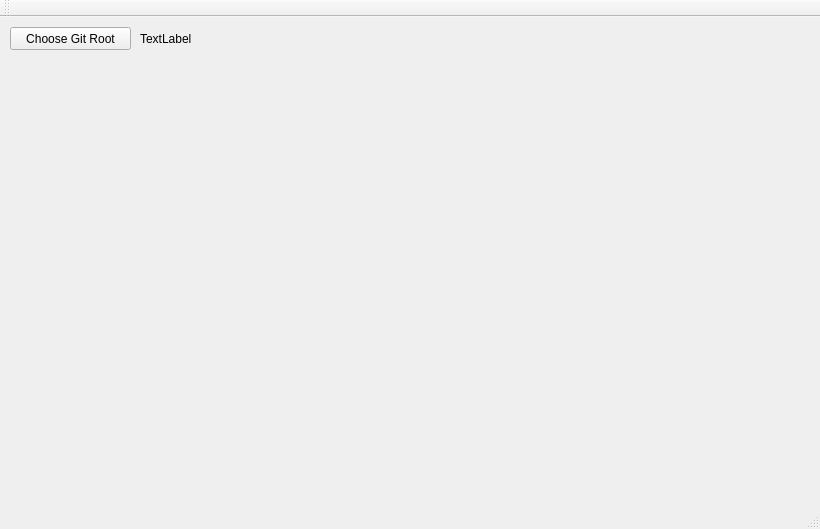
The window that mainwindow.ui (fsziegler/qt-git) describes before a commit, drawn with Qt 5.
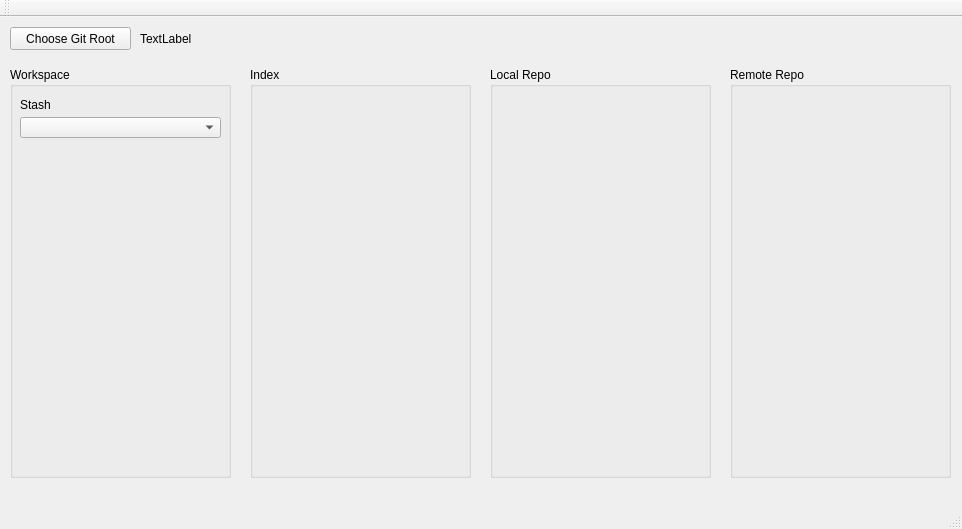
The same window after the commit.

Commit message: Setting main window title. Setting root directory name on screen on start-up. Populating stash list with test words. Added MainWindow::GetProcessResults() static method which can execute any command and return the results (e.g., for any git call). Added MainWindow::OnGitStatus() method that reads all the modified results of 'git status' using regex. Added UI group boxes for workspace, index, local repo, and remote repo. Added stash list box (loaded with dummy values). Enabled C++11 compiling support.

The edit to the form file:
```diff
--- a/mainwindow.ui
+++ b/mainwindow.ui
@@ -6,7 +6,7 @@
    <rect>
     <x>0</x>
     <y>0</y>
-    <width>820</width>
+    <width>962</width>
     <height>529</height>
    </rect>
   </property>
@@ -32,7 +32,7 @@
      <rect>
       <x>140</x>
       <y>14</y>
-      <width>671</width>
+      <width>811</width>
       <height>16</height>
      </rect>
     </property>
@@ -40,6 +40,133 @@
      <string>TextLabel</string>
     </property>
    </widget>
+   <widget class="QGroupBox" name="groupBox">
+    <property name="geometry">
+     <rect>
+      <x>10</x>
+      <y>50</y>
+      <width>221</width>
+      <height>411</height>
+     </rect>
+    </property>
+    <property name="title">
+     <string>Workspace</string>
+    </property>
+    <widget class="QGroupBox" name="groupBox_2">
+     <property name="geometry">
+      <rect>
+       <x>250</x>
+       <y>0</y>
+       <width>221</width>
+       <height>411</height>
+      </rect>
+     </property>
+     <property name="title">
+      <string>Workspace</string>
+     </property>
+    </widget>
+    <widget class="QComboBox" name="comboBox_stash">
+     <property name="geometry">
+      <rect>
+       <x>10</x>
+       <y>50</y>
+       <width>201</width>
+       <height>21</height>
+      </rect>
+     </property>
+    </widget>
+   </widget>
+   <widget class="QGroupBox" name="groupBox_3">
+    <property name="geometry">
+     <rect>
+      <x>250</x>
+      <y>50</y>
+      <width>221</width>
+      <height>411</height>
+     </rect>
+    </property>
+    <property name="title">
+     <string>Index</string>
+    </property>
+    <widget class="QGroupBox" name="groupBox_4">
+     <property name="geometry">
+      <rect>
+       <x>250</x>
+       <y>0</y>
+       <width>221</width>
+       <height>411</height>
+      </rect>
+     </property>
+     <property name="title">
+      <string>Workspace</string>
+     </property>
+    </widget>
+   </widget>
+   <widget class="QGroupBox" name="groupBox_5">
+    <property name="geometry">
+     <rect>
+      <x>490</x>
+      <y>50</y>
+      <width>221</width>
+      <height>411</height>
+     </rect>
+    </property>
+    <property name="title">
+     <string>Local Repo</string>
+    </property>
+    <widget class="QGroupBox" name="groupBox_6">
+     <property name="geometry">
+      <rect>
+       <x>250</x>
+       <y>0</y>
+       <width>221</width>
+       <height>411</height>
+      </rect>
+     </property>
+     <property name="title">
+      <string>Workspace</string>
+     </property>
+    </widget>
+   </widget>
+   <widget class="QGroupBox" name="groupBox_7">
+    <property name="geometry">
+     <rect>
+      <x>730</x>
+      <y>50</y>
+      <width>221</width>
+      <height>411</height>
+     </rect>
+    </property>
+    <property name="title">
+     <string>Remote Repo</string>
+    </property>
+    <widget class="QGroupBox" name="groupBox_8">
+     <property name="geometry">
+      <rect>
+       <x>250</x>
+       <y>0</y>
+       <width>221</width>
+       <height>411</height>
+      </rect>
+     </property>
+     <property name="title">
+      <string>Workspace</string>
+     </property>
+    </widget>
+   </widget>
+   <widget class="QLabel" name="label">
+    <property name="geometry">
+     <rect>
+      <x>20</x>
+      <y>80</y>
+      <width>191</width>
+      <height>16</height>
+     </rect>
+    </property>
+    <property name="text">
+     <string>Stash</string>
+    </property>
+   </widget>
   </widget>
   <widget class="QMenuBar" name="menuBar">
    <property name="geometry">
```
Left out of the diff: 4 changed lines with no effect on the pictures. The commit also changes 4 other files.
